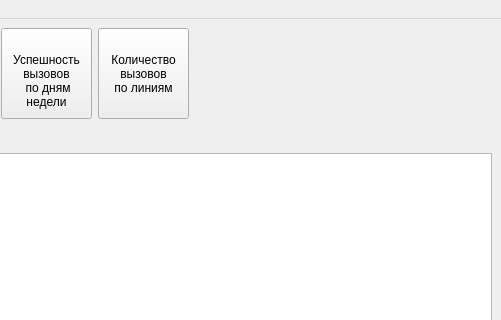
Before: the Qt Designer form mainwindow.ui in Genrikh302/MTA, drawn with Qt 5; both pictures show x 299 to 800 and y 0 to 320 of the 800 by 600 pixel window.
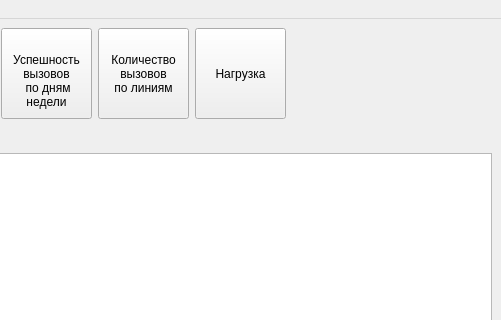
After: the same form once the commit is applied.

```diff
--- a/mainwindow.ui
+++ b/mainwindow.ui
@@ -204,6 +204,43 @@
         </property>
        </widget>
       </item>
+      <item>
+       <widget class="QPushButton" name="pushLoad">
+        <property name="enabled">
+         <bool>true</bool>
+        </property>
+        <property name="minimumSize">
+         <size>
+          <width>91</width>
+          <height>91</height>
+         </size>
+        </property>
+        <property name="maximumSize">
+         <size>
+          <width>91</width>
+          <height>91</height>
+         </size>
+        </property>
+        <property name="baseSize">
+         <size>
+          <width>91</width>
+          <height>91</height>
+         </size>
+        </property>
+        <property name="layoutDirection">
+         <enum>Qt::LeftToRight</enum>
+        </property>
+        <property name="autoFillBackground">
+         <bool>false</bool>
+        </property>
+        <property name="text">
+         <string>Нагрузка</string>
+        </property>
+        <property name="flat">
+         <bool>false</bool>
+        </property>
+       </widget>
+      </item>
       <item>
        <spacer name="horizontalSpacer_2">
         <property name="orientation">
```
